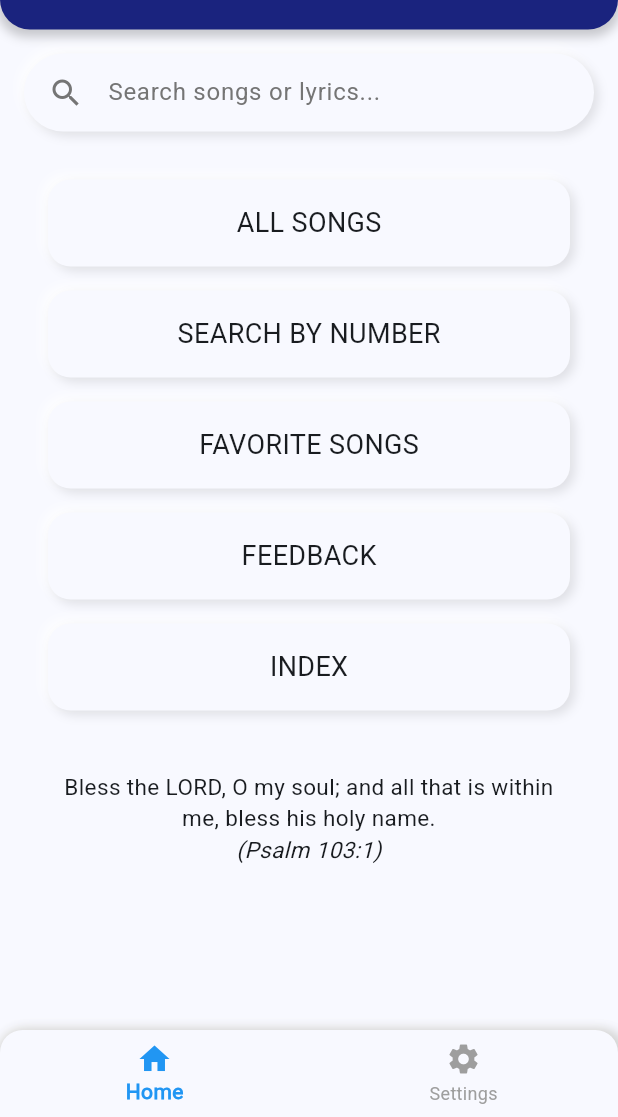
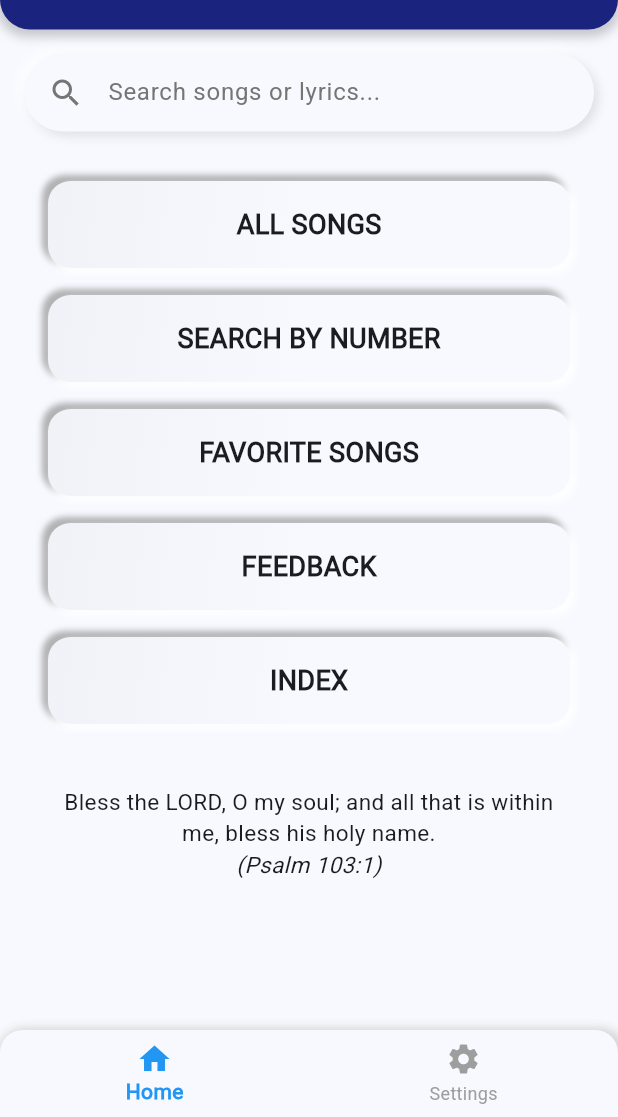
Before and after one commit to thateafanai/tkbk, a Flutter app: the screen it shows after launch, on a phone screen of 412 x 824 dp, the part 119-1236 px from its top. Run offline on Flutter 3.47's test engine with Material 3 defaults, Android fonts, the phone set to English and light mode, and no system bars; our stand-ins replace shared_preferences, wakelock_plus.

Commit message:
Final - Stable 1

```diff
--- a/lib/screens/home_screen.dart
+++ b/lib/screens/home_screen.dart
@@ -350,28 +350,78 @@ class _HomeScreenState extends State<HomeScreen> with RouteAware {
     );
   }
 
-  // Your Neumorphic Button Widget
+  // Neumorphic Button Widget - Inset Style Attempt
   Widget _buildHomeButtonNeumorphic({
     required BuildContext context,
     required String label,
     required VoidCallback onPressed,
   }) {
     final Color baseColor = Theme.of(context).scaffoldBackgroundColor;
+    final bool isDarkMode = Theme.of(context).brightness == Brightness.dark;
+
+    // Define sharp shadow colors
+    // Dark shadow (for top-left) - needs to be noticeable
+    final Color darkShadow = isDarkMode ? Colors.black.withOpacity(0.7) : Colors.grey.shade500.withOpacity(0.8);
+    // Light shadow (for bottom-right) - often pure white works well in light mode
+    final Color lightShadow = isDarkMode ? Colors.white.withOpacity(0.10) : Colors.white.withOpacity(0.9);
+
+    // Define subtle gradient colors based on baseColor
+    final Color slightlyDarker = Color.lerp(baseColor, Colors.black, 0.03)!; // Darken slightly
+    final Color slightlyLighter = Color.lerp(baseColor, Colors.white, 0.05)!; // Lighten slightly
+
     return Padding(
-      padding: const EdgeInsets.symmetric(vertical: 8.0, horizontal: 32.0),
-      child: GestureDetector(
+      padding: const EdgeInsets.symmetric(vertical: 9.0, horizontal: 32.0),
+      child: Material(
+        color: Colors.transparent, // Make Material transparent, Container holds visuals
+        borderRadius: BorderRadius.circular(15.0),
+        child: InkWell(
+          borderRadius: BorderRadius.circular(15.0),
           onTap: onPressed,
-        child: Container( /* ... your neumorphic button decoration ... */
+          splashColor: Theme.of(context).colorScheme.primary.withOpacity(0.1),
+          highlightColor: Theme.of(context).colorScheme.primary.withOpacity(0.05),
+          child: Container(
             padding: const EdgeInsets.symmetric(vertical: 16.0),
             decoration: BoxDecoration(
-            color: baseColor,
+              color: baseColor, // Base color on the container
               borderRadius: BorderRadius.circular(15.0),
+              // Subtle gradient to enhance inset look
+              gradient: LinearGradient(
+                begin: Alignment.topLeft,
+                end: Alignment.bottomRight,
+                colors: [
+                   slightlyDarker, // Darker shade top-left
+                   baseColor, // Base in middle
+                   slightlyLighter, // Lighter shade bottom-right
+                ],
+                stops: const [0.0, 0.5, 1.0], // Adjust stops for gradient spread
+              ),
               boxShadow: [
-              BoxShadow(blurRadius: 5.0, offset: const Offset(-3, -3), color: Colors.white.withOpacity(0.9)),
-              BoxShadow(blurRadius: 5.0, offset: const Offset(3, 3), color: Colors.black.withOpacity(0.1)),
+                // Dark shadow top-left (Inset)
+                BoxShadow(
+                  blurRadius: 3.0,    // Sharp blur
+                  spreadRadius: 1.0,   // Small spread
+                  offset: const Offset(-3, -3), // Negative offset
+                  color: darkShadow,
+                ),
+                // Light shadow bottom-right (Inset)
+                BoxShadow(
+                  blurRadius: 3.0,    // Sharp blur
+                  spreadRadius: 1.0,   // Small spread
+                  offset: const Offset(3, 3),  // Positive offset
+                  color: lightShadow,
+                ),
               ],
             ),
-          child: Center(child: Text(label, style: const TextStyle(fontSize: 18))),
+            child: Center(
+              child: Text(
+                label,
+                style: const TextStyle(
+                  fontSize: 18,
+                  fontWeight: FontWeight.bold, // Keep label bold
+                ),
+              ),
+            ),
+          ),
         ),
       ),
     );
```
Lines whose indentation alone changed are shown as unchanged.
